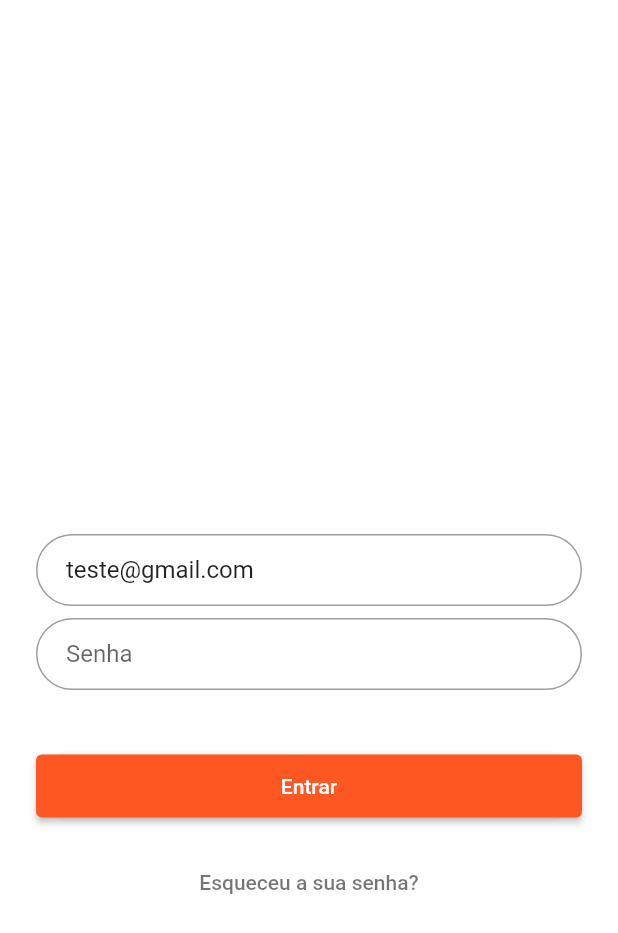
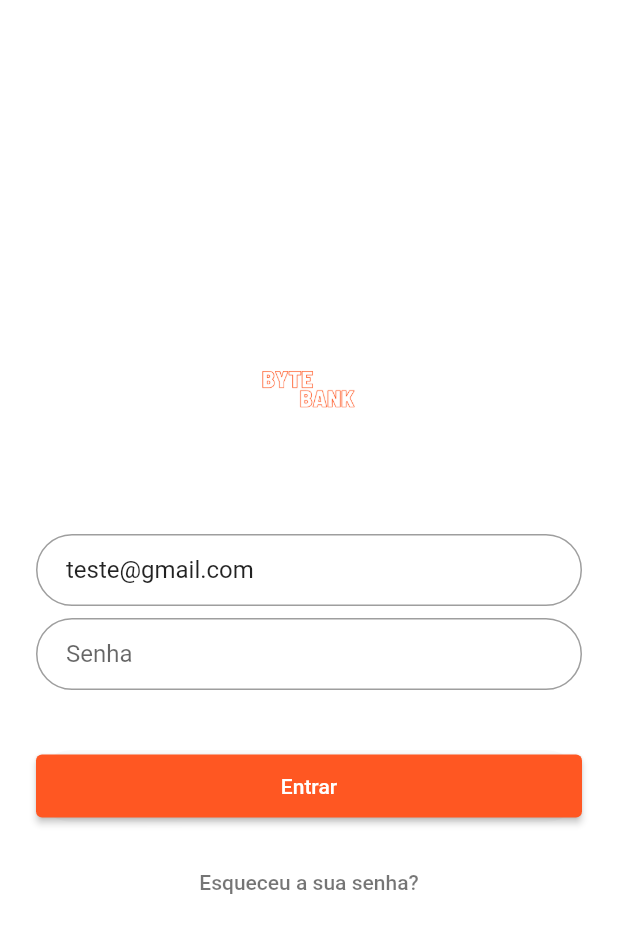
Before and after one commit to lucashenriquecss/Flutter-Projects, a Flutter app: the screen it shows after launch, on a phone screen of 412 x 824 dp. Shown: the top 933 px of the screen. Run offline on Flutter 3.47's test engine with Material 2 defaults, Android fonts, the phone set to English and light mode, and no system bars; our stand-ins replace math_expressions.

```diff
--- a/bytebank/lib/screens/login/login_screen.dart
+++ b/bytebank/lib/screens/login/login_screen.dart
@@ -14,7 +14,7 @@ class _LoginPageState extends State<LoginPage> {
       child: CircleAvatar(
         backgroundColor: Colors.transparent,
         radius: 48.0,
-        //child: Image.asset('assets/logo.png'),
+        child: Image.asset('assets/logo.png'),
       ),
     );
 
--- a/bytebank/pubspec.yaml
+++ b/bytebank/pubspec.yaml
@@ -56,7 +56,9 @@ flutter:
   # included with your application, so that you can use the icons in
   # the material Icons class.
   uses-material-design: true
-
+  assets:
+    - assets/logo.png
+    - assets/bank.png
   # To add assets to your application, add an assets section, like this:
   # assets:
   #   - images/a_dot_burr.jpeg
```
Also changed, not shown: bytebank/assets/bank.png (added), bytebank/pubspec.lock.
